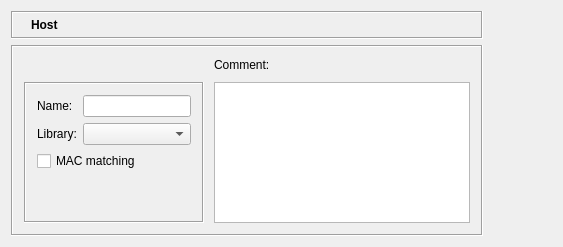
First picture: the form in src/gui/hostdialog_q.ui, repository fwbuilder/fwbuilder, before the edit.
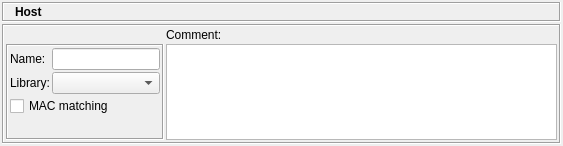
Second picture: the form after the edit. Icons and pictures are not drawn.

```diff
--- a/src/gui/hostdialog_q.ui
+++ b/src/gui/hostdialog_q.ui
@@ -9,7 +9,7 @@
     <x>0</x>
     <y>0</y>
     <width>563</width>
-    <height>247</height>
+    <height>146</height>
    </rect>
   </property>
   <property name="windowTitle" >
@@ -17,19 +17,28 @@
   </property>
   <layout class="QGridLayout" >
    <property name="leftMargin" >
-    <number>11</number>
+    <number>2</number>
    </property>
    <property name="topMargin" >
-    <number>11</number>
+    <number>2</number>
    </property>
    <property name="rightMargin" >
-    <number>11</number>
+    <number>2</number>
    </property>
    <property name="bottomMargin" >
-    <number>11</number>
+    <number>2</number>
+   </property>
+   <property name="horizontalSpacing" >
+    <number>0</number>
+   </property>
+   <property name="verticalSpacing" >
+    <number>0</number>
    </property>
    <item row="0" column="0" >
     <layout class="QVBoxLayout" >
+     <property name="spacing" >
+      <number>2</number>
+     </property>
      <item>
       <widget class="QFrame" name="frame3" >
        <property name="sizePolicy" >
@@ -38,6 +47,12 @@
          <verstretch>0</verstretch>
         </sizepolicy>
        </property>
+       <property name="minimumSize" >
+        <size>
+         <width>16</width>
+         <height>20</height>
+        </size>
+       </property>
        <property name="frameShape" >
         <enum>QFrame::Box</enum>
        </property>
@@ -46,19 +61,31 @@
        </property>
        <layout class="QGridLayout" >
         <property name="leftMargin" >
-         <number>5</number>
+         <number>2</number>
         </property>
         <property name="topMargin" >
-         <number>5</number>
+         <number>2</number>
         </property>
         <property name="rightMargin" >
-         <number>5</number>
+         <number>2</number>
         </property>
         <property name="bottomMargin" >
-         <number>5</number>
+         <number>2</number>
+        </property>
+        <property name="horizontalSpacing" >
+         <number>2</number>
+        </property>
+        <property name="verticalSpacing" >
+         <number>2</number>
         </property>
         <item row="0" column="1" >
          <widget class="QLabel" name="editorTitle" >
+          <property name="sizePolicy" >
+           <sizepolicy vsizetype="Fixed" hsizetype="Preferred" >
+            <horstretch>0</horstretch>
+            <verstretch>0</verstretch>
+           </sizepolicy>
+          </property>
           <property name="font" >
            <font>
             <weight>75</weight>
@@ -105,22 +132,22 @@
        </property>
        <layout class="QGridLayout" >
         <property name="leftMargin" >
-         <number>11</number>
+         <number>2</number>
         </property>
         <property name="topMargin" >
-         <number>11</number>
+         <number>2</number>
         </property>
         <property name="rightMargin" >
-         <number>11</number>
+         <number>2</number>
         </property>
         <property name="bottomMargin" >
-         <number>11</number>
+         <number>2</number>
         </property>
         <property name="horizontalSpacing" >
-         <number>10</number>
+         <number>2</number>
         </property>
         <property name="verticalSpacing" >
-         <number>10</number>
+         <number>2</number>
         </property>
         <item row="1" column="0" >
          <widget class="QFrame" name="frame27" >
@@ -132,16 +159,22 @@
           </property>
           <layout class="QGridLayout" >
            <property name="leftMargin" >
-            <number>11</number>
+            <number>2</number>
            </property>
            <property name="topMargin" >
-            <number>11</number>
+            <number>2</number>
            </property>
            <property name="rightMargin" >
-            <number>11</number>
+            <number>2</number>
            </property>
            <property name="bottomMargin" >
-            <number>11</number>
+            <number>2</number>
+           </property>
+           <property name="horizontalSpacing" >
+            <number>2</number>
+           </property>
+           <property name="verticalSpacing" >
+            <number>2</number>
            </property>
            <item row="2" column="0" colspan="2" >
             <widget class="QCheckBox" name="MACmatching" >
@@ -156,12 +189,12 @@
               <enum>Qt::Vertical</enum>
              </property>
              <property name="sizeType" >
-              <enum>QSizePolicy::Expanding</enum>
+              <enum>QSizePolicy::MinimumExpanding</enum>
              </property>
              <property name="sizeHint" >
               <size>
                <width>20</width>
-               <height>30</height>
+               <height>5</height>
               </size>
              </property>
             </spacer>
@@ -238,46 +271,14 @@
           </property>
          </widget>
         </item>
-        <item row="1" column="2" >
-         <spacer>
-          <property name="orientation" >
-           <enum>Qt::Horizontal</enum>
-          </property>
-          <property name="sizeType" >
-           <enum>QSizePolicy::Expanding</enum>
-          </property>
-          <property name="sizeHint" >
-           <size>
-            <width>0</width>
-            <height>20</height>
-           </size>
-          </property>
-         </spacer>
-        </item>
        </layout>
       </widget>
      </item>
     </layout>
    </item>
-   <item row="0" column="1" >
-    <spacer>
-     <property name="orientation" >
-      <enum>Qt::Horizontal</enum>
-     </property>
-     <property name="sizeType" >
-      <enum>QSizePolicy::Expanding</enum>
-     </property>
-     <property name="sizeHint" >
-      <size>
-       <width>40</width>
-       <height>20</height>
-      </size>
-     </property>
-    </spacer>
-   </item>
   </layout>
  </widget>
- <layoutdefault spacing="6" margin="11" />
+ <layoutdefault spacing="2" margin="2" />
  <tabstops>
   <tabstop>obj_name</tabstop>
   <tabstop>libs</tabstop>
```
Left out of the diff: 1 changed line with no effect on the pictures.
